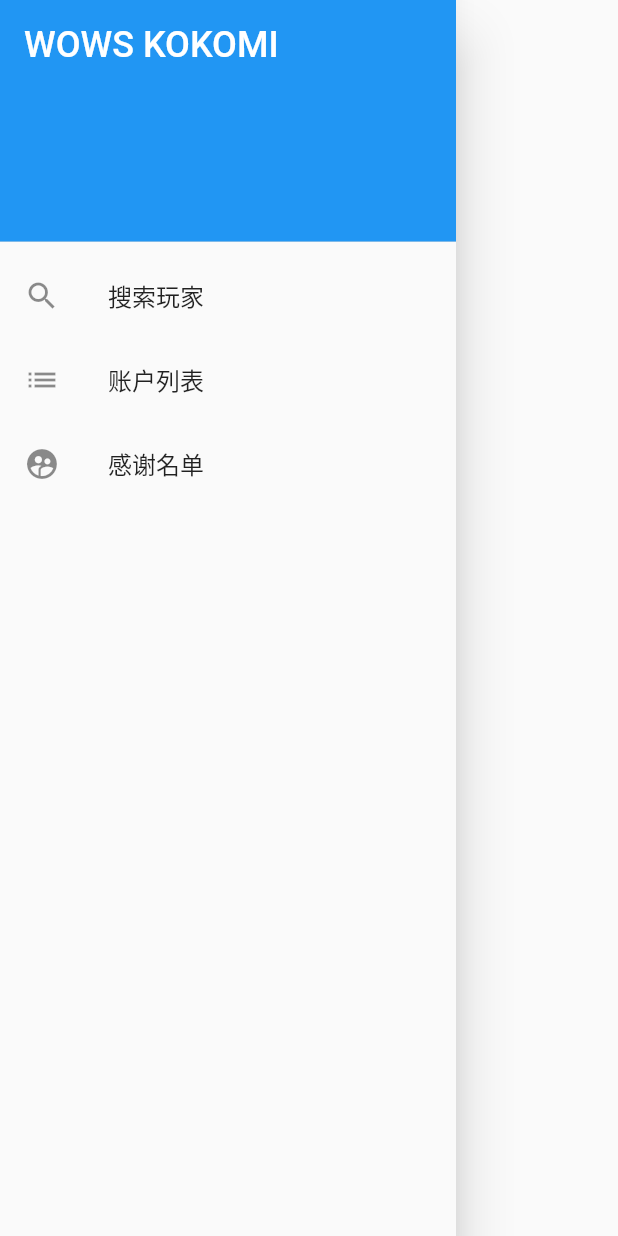
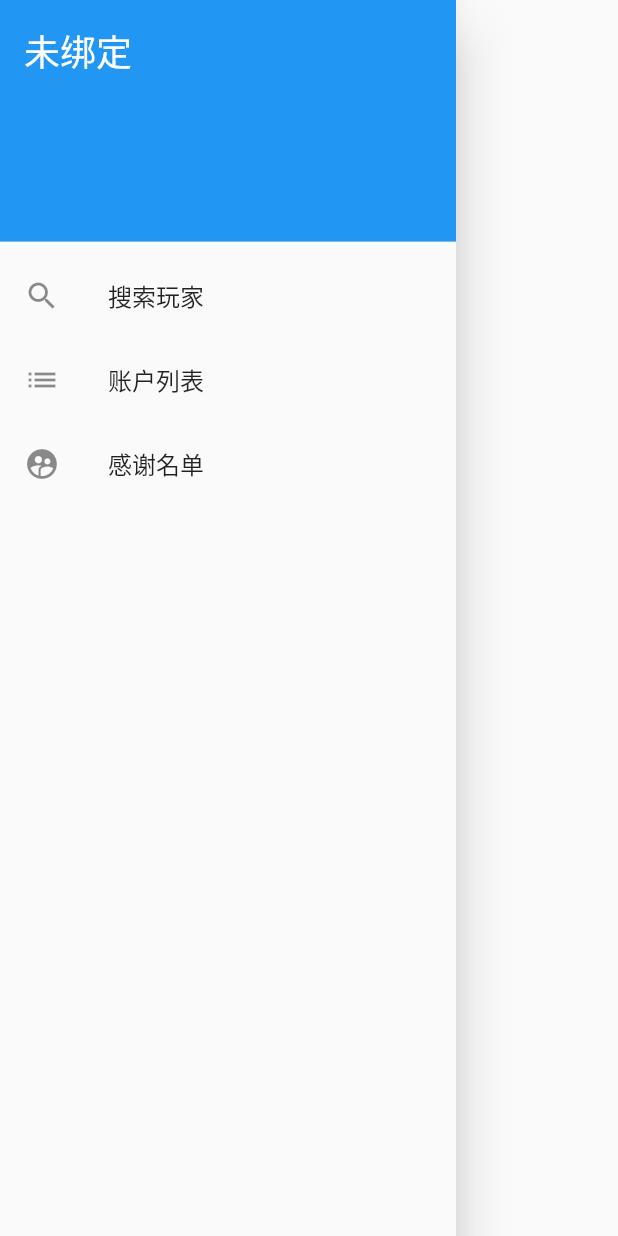
Before and after one commit to LXPDY/wows_kokomi_app, a Flutter app: the AppDrawer widget shown alone on an empty page, opened directly, on a phone screen of 412 x 824 dp. Run offline on Flutter 3.47's test engine with Material 2 defaults, Android fonts, the phone set to English and light mode, and no system bars; our stand-ins replace shared_preferences; accounts and stored records are empty; network calls fail; Roboto replaces fonts that are missing (SourceHanSansCN).

Commit message:
feat:添加了返回主页的方法

```diff
--- a/lib/widgets/darwer_page/app_darwer.dart
+++ b/lib/widgets/darwer_page/app_darwer.dart
@@ -1,5 +1,8 @@
 import 'package:flutter/material.dart';
+import 'package:wows_kokomi_app/common/user_global.dart';
+import 'package:wows_kokomi_app/models/server_name.dart';
 import 'package:wows_kokomi_app/widgets/darwer_page/app_contributer.dart';
+import 'package:wows_kokomi_app/widgets/main_page/app_home_page.dart';
 import 'package:wows_kokomi_app/widgets/search_page/user_search_view.dart';
 
 class AppDrawer extends StatelessWidget {
@@ -7,19 +10,52 @@ class AppDrawer extends StatelessWidget {
 
   @override
   Widget build(BuildContext context) {
+    return FutureBuilder<String?>(
+      future: LocalStorage.getDefaultAccount(),
+      builder: (BuildContext context, AsyncSnapshot<String?> snapshot) {
+        String? userName;
+        String? aid;
+        ServerName? serverName;
+        if (snapshot.connectionState == ConnectionState.done) {
+          if (snapshot.data != null) {
+            final aidAndServerName = snapshot.data!.split(':');
+            aid = aidAndServerName[0];
+            userName = aidAndServerName[1];
+            serverName = ServerName.values
+                .firstWhere((element) => element.name == aidAndServerName[2]);
+          }
+        }
         return Drawer(
           child: ListView(
             padding: EdgeInsets.zero,
             children: <Widget>[
-          const DrawerHeader(
-            decoration: BoxDecoration(
+              GestureDetector(
+                onTap: userName != null
+                    ? () {
+                        // 跳转到绑定用户主页的操作
+                        Navigator.pushAndRemoveUntil(
+                            context,
+                            MaterialPageRoute(
+                              builder: (context) => MyHomePage(
+                                initialIndex: 0,
+                                aid: aid.toString(),
+                                serverName: serverName!,
+                              ),
+                            ), (route) {
+                          return false;
+                        });
+                      }
+                    : null,
+                child: DrawerHeader(
+                  decoration: const BoxDecoration(
                     color: Colors.blue,
                   ),
                   child: Text(
-              'WOWS KOKOMI',
-              style: TextStyle(
+                    userName ?? '未绑定',
+                    style: const TextStyle(
                       color: Colors.white,
                       fontSize: 24,
+                    ),
                   ),
                 ),
               ),
@@ -27,12 +63,11 @@ class AppDrawer extends StatelessWidget {
                 leading: const Icon(Icons.search),
                 title: const Text('搜索玩家'),
                 onTap: () {
-              // 跳转到搜索界面的操作
                   Navigator.pushAndRemoveUntil(
                     context,
-                MaterialPageRoute(builder: (context) => const UserInputPage()),
+                    MaterialPageRoute(
+                        builder: (context) => const UserInputPage()),
                     (route) {
-                  // 保留类型为 UserInputPage 的页面，删除其他类型为 UserInputPage 的页面
                       if (route.settings.name == '/') {
                         return true;
                       }
@@ -57,7 +92,6 @@ class AppDrawer extends StatelessWidget {
                 leading: const Icon(Icons.supervised_user_circle),
                 title: const Text('感谢名单'),
                 onTap: () {
-              // 跳转到感谢名单
                   Navigator.push(
                     context,
                     MaterialPageRoute(builder: (context) => ContributorsPage()),
@@ -67,5 +101,7 @@ class AppDrawer extends StatelessWidget {
             ],
           ),
         );
+      },
+    );
   }
 }
```
Lines whose indentation alone changed are shown as unchanged.
